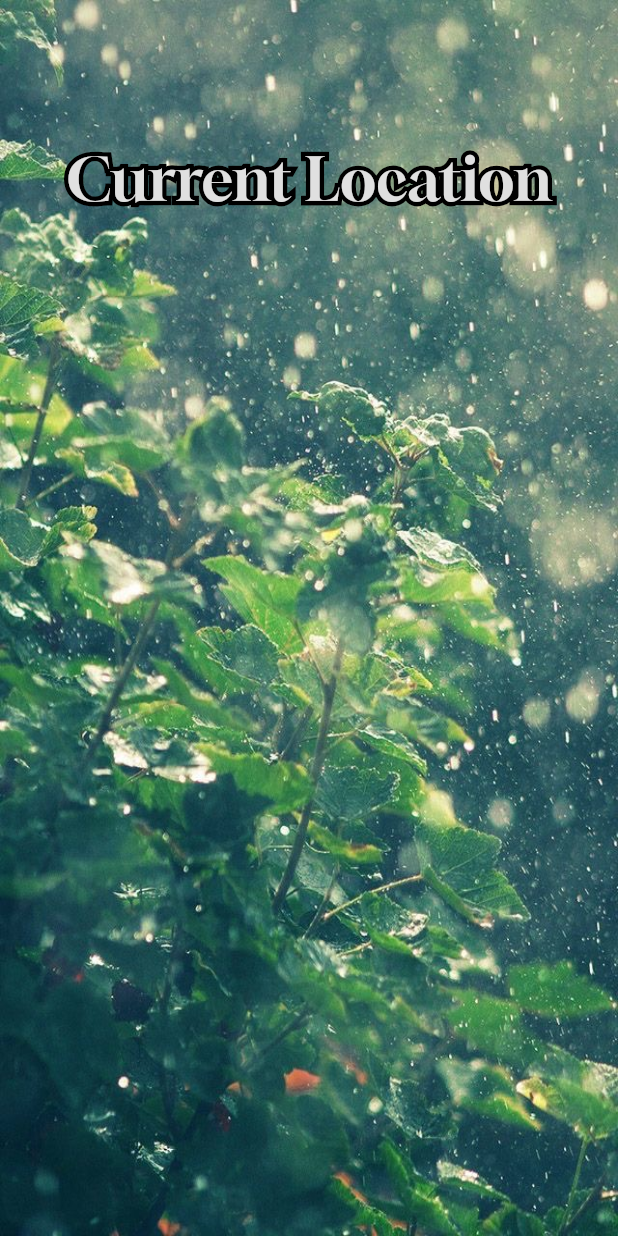
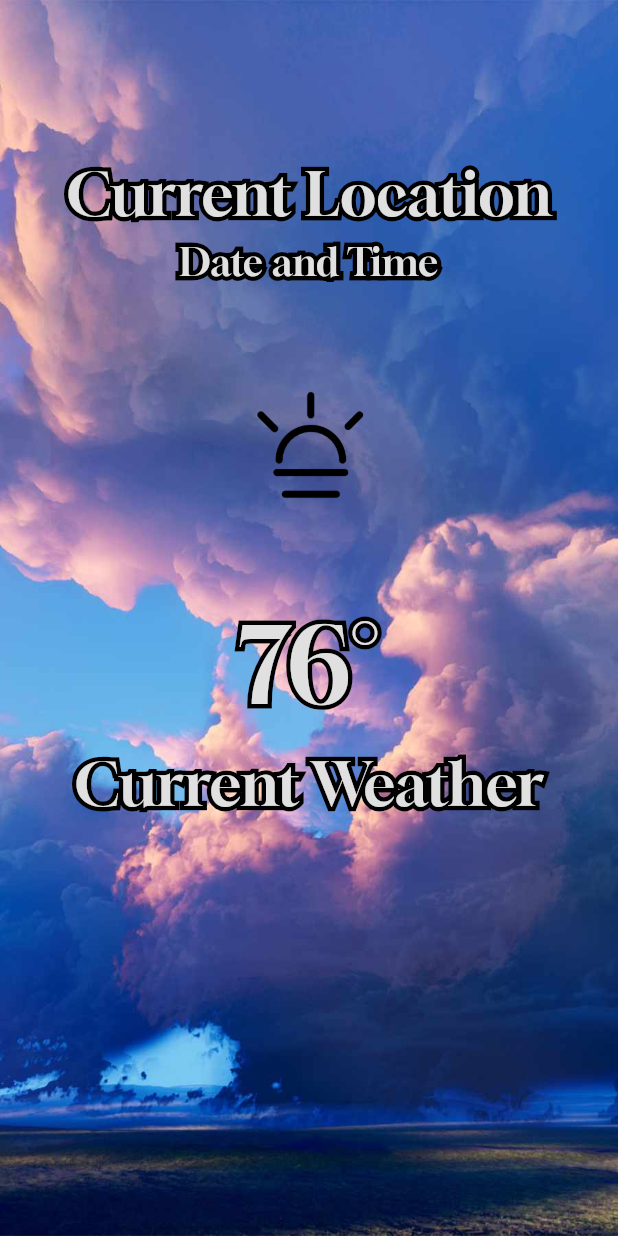
Before and after one commit to xp-squared/Weather-Wardrobe-App, a Flutter app: the screen it shows after launch, on a phone screen of 412 x 824 dp. Run offline on Flutter 3.47's test engine with Material 3 defaults, Android fonts, the phone set to English and light mode, and no system bars.

Commit message:
Added new images and still working on layout Figuring out each items placement and trying to figure out how to adjust the image in the center

```diff
--- a/lib/main.dart
+++ b/lib/main.dart
@@ -77,7 +77,7 @@
           Container(
           decoration:  BoxDecoration(
             image:  DecorationImage(
-              image:  AssetImage('assets/Background1.jpg'),
+              image:  AssetImage('assets/Background3.png'),
               fit: BoxFit.fill,
             ),
             ),
@@ -86,7 +86,7 @@
           Container(
             child: Column(
               children: <Widget> [
-                SizedBox(height: 90),
+                SizedBox(height: 100),
                 Row(
                   mainAxisAlignment: MainAxisAlignment.center,
                   mainAxisSize: MainAxisSize.max,
@@ -117,11 +117,134 @@
                               ),
                             ),
                           ]
+                        ),
+                  ]
+                ),
+                const SizedBox(height: 0),
+                Row(
+                  mainAxisAlignment: MainAxisAlignment.center,
+                  mainAxisSize: MainAxisSize.max,
+                  crossAxisAlignment: CrossAxisAlignment.start,
+                  children: <Widget> [
+                    Stack(
+                      children: <Widget> [
+                    // this text is the border
+                     Text(
+                      'Date and Time',
+                      style: TextStyle(
+                        fontFamily: 'Gloock',
+                        fontSize: 25,
+                        foreground: Paint()
+                          ..style = PaintingStyle.stroke
+                          ..strokeWidth = 6
+                          ..color = Colors.black,
+                          )
+                        ),
+                    // this is the inside text
+                    Text(
+                      'Date and Time',
+                      style: TextStyle(
+                        fontFamily: 'Gloock',
+                        fontSize: 25,
+                        color: Colors.grey[300],
+                              ),
+                            ),
+                          ]
+                    )
+                  ]
+                ),
+                Row(
+                  mainAxisAlignment: MainAxisAlignment.center,
+                  mainAxisSize: MainAxisSize.max,
+                  crossAxisAlignment: CrossAxisAlignment.start,
+                  children: <Widget> [
+                    Container(
+                    width: 200, // Set the width of the container
+                    height: 200,
+                    decoration:  BoxDecoration(
+                        image:  DecorationImage(
+                        image:  AssetImage('assets/weather-icons-set/CLOUDS/png clouds/001lighticons-01.png'),
+                        fit: BoxFit.cover,
+                      ),
+                      ),
+                    ),
+                  ]
+                ),
+                SizedBox(height: 0),
+                Row(
+                  mainAxisAlignment: MainAxisAlignment.center,
+                  mainAxisSize: MainAxisSize.max,
+                  crossAxisAlignment: CrossAxisAlignment.start,
+                  children: <Widget> [
+                  Container(
+                    child: Column(
+                      children: <Widget> [
+                        Stack(
+                          children: <Widget> [
+                            Text(
+                            '76°',
+                            style: TextStyle(
+                            fontFamily: 'Gloock',
+                            fontSize: 70,
+                            foreground: Paint()
+                              ..style = PaintingStyle.stroke
+                              ..strokeWidth = 6
+                              ..color = Colors.black,
+                              )
+                            ),
+                            Text(
+                              '76°',
+                              style: TextStyle(
+                              fontFamily: 'Gloock',
+                              fontSize: 70,
+                              color: Colors.grey[300],
+                              ),
                             )
                           ]
                         )
                       ]
                     )
+                  ),
+                ]
+               ),
+               Row (
+                    mainAxisAlignment: MainAxisAlignment.center,
+                    mainAxisSize: MainAxisSize.max,
+                    crossAxisAlignment: CrossAxisAlignment.start,
+                    children: <Widget> [
+                    Container(
+                    child: Column(
+                      children: <Widget> [
+                        Stack(
+                          children: <Widget> [
+                            Text(
+                            'Current Weather',
+                            style: TextStyle(
+                            fontFamily: 'Gloock',
+                            fontSize: 40,
+                            foreground: Paint()
+                              ..style = PaintingStyle.stroke
+                              ..strokeWidth = 6
+                              ..color = Colors.black,
+                              )
+                            ),
+                            Text(
+                              'Current Weather',
+                              style: TextStyle(
+                              fontFamily: 'Gloock',
+                              fontSize: 40,
+                              color: Colors.grey[300],
+                              ),
+                            )
+                          ]
+                        )
+                      ]
+                    )
+                  ),
+                    ]
+                  )
+              ]
+            ),
           )
         ]
       )
```
Also changed, not shown: assets/Background2.jpg (added), assets/Background3.png (added). Lines whose indentation alone changed are shown as unchanged.
